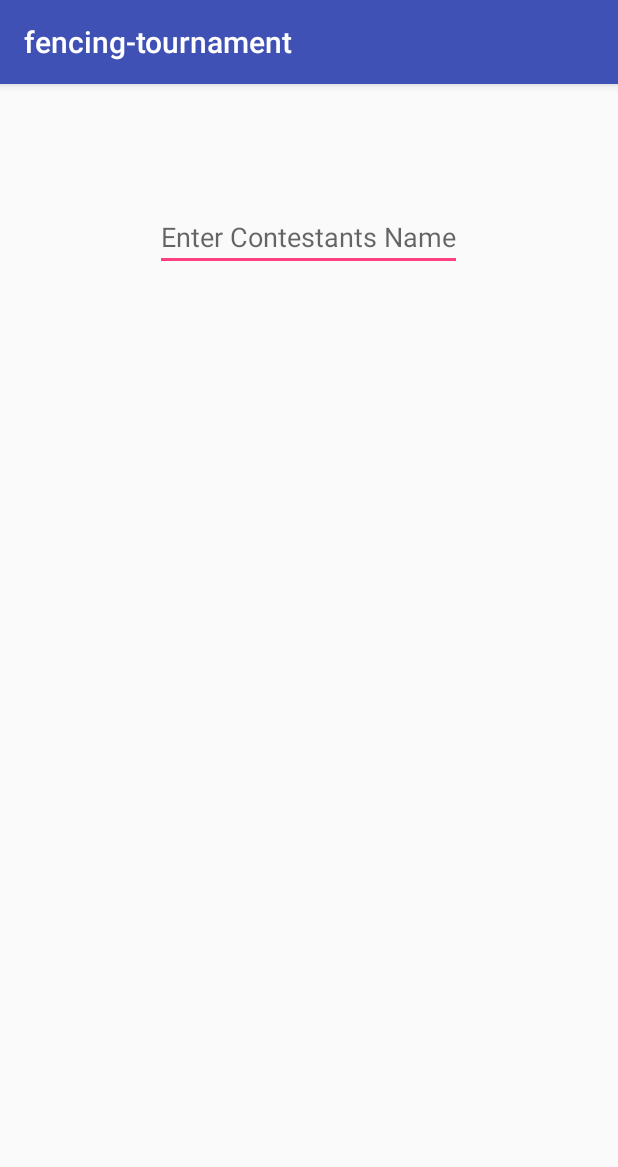
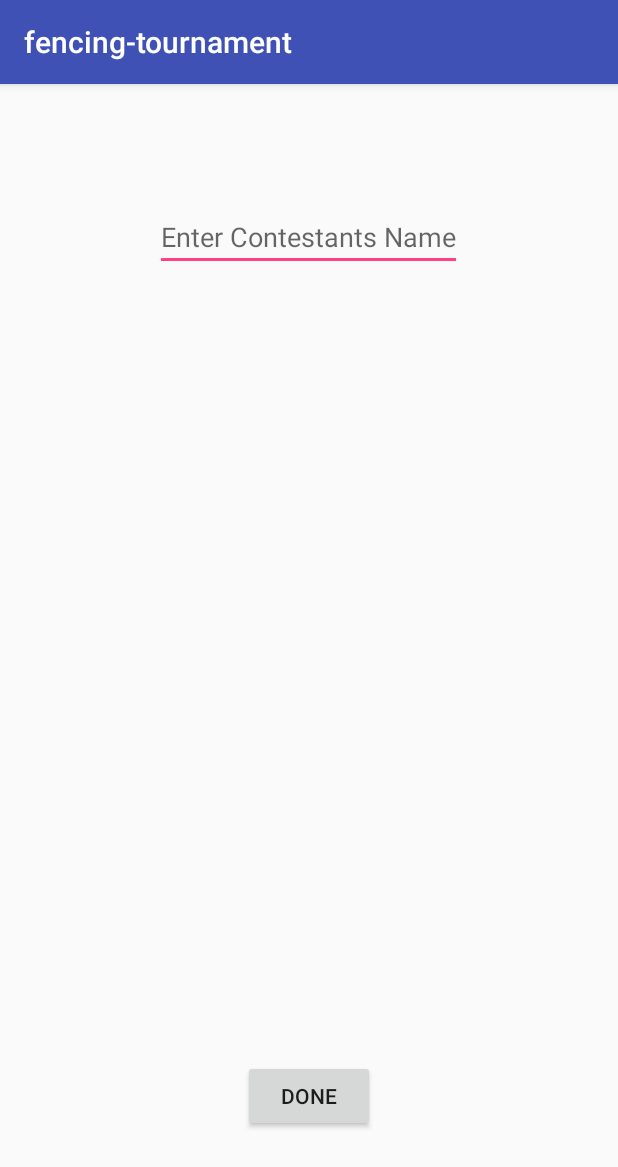
Before and after one commit to alanxoc3/tournament-app, an Android app: the EnterContestant screen opened directly, with no data from a screen before it, on a phone screen of 412 x 824 dp. Shown: the top 1167 px of the screen. Run offline under Robolectric (Android 15) with nearby library versions, the phone set to English and light mode, and no system bars.

Commit message:
Entering Contestants now opens a new activity (still does nothing)

```diff
--- a/app/src/main/AndroidManifest.xml
+++ b/app/src/main/AndroidManifest.xml
@@ -15,7 +15,7 @@
                 <category android:name="android.intent.category.LAUNCHER" />
             </intent-filter>
         </activity>
-        <activity android:name=".EnterContestant"></activity>
+        <activity android:name=".EnterContestant" />
     </application>
 
 </manifest>
--- a/app/src/main/java/cs246/fencing_tournament/EnterContestant.java
+++ b/app/src/main/java/cs246/fencing_tournament/EnterContestant.java
@@ -2,12 +2,20 @@ package cs246.fencing_tournament;
 
 import android.support.v7.app.AppCompatActivity;
 import android.os.Bundle;
+import android.widget.Button;
 
 public class EnterContestant extends AppCompatActivity {
+
+    public Button finished;
+
+    public void init(){
+        finished = (Button) findViewById(R.id.finished);
+    }
 
     @Override
     protected void onCreate(Bundle savedInstanceState) {
         super.onCreate(savedInstanceState);
         setContentView(R.layout.activity_enter_contestant);
+        init();
     }
 }
--- a/app/src/main/res/layout/activity_enter_contestant.xml
+++ b/app/src/main/res/layout/activity_enter_contestant.xml
@@ -17,4 +17,13 @@
         android:layout_centerHorizontal="true"
         android:layout_marginTop="63dp"
         android:hint="Enter Contestants Name" />
+
+    <Button
+        android:layout_width="wrap_content"
+        android:layout_height="wrap_content"
+        android:text="Done"
+        android:id="@+id/finished"
+        android:layout_alignParentBottom="true"
+        android:layout_centerHorizontal="true"
+        android:layout_marginBottom="53dp" />
 </RelativeLayout>
--- a/app/src/main/res/layout/activity_main_screen.xml
+++ b/app/src/main/res/layout/activity_main_screen.xml
@@ -41,5 +41,6 @@
         android:text="Enter Contestants"
         android:id="@+id/enterContestant"
         android:layout_below="@+id/poolView"
-        android:layout_alignParentStart="true" />
+        android:layout_alignParentStart="true"
+        android:onClick="setContestants" />
 </RelativeLayout>
```
Also changed, not shown: app/src/main/java/cs246/fencing_tournament/MainScreen.java (+7 -3 lines).
